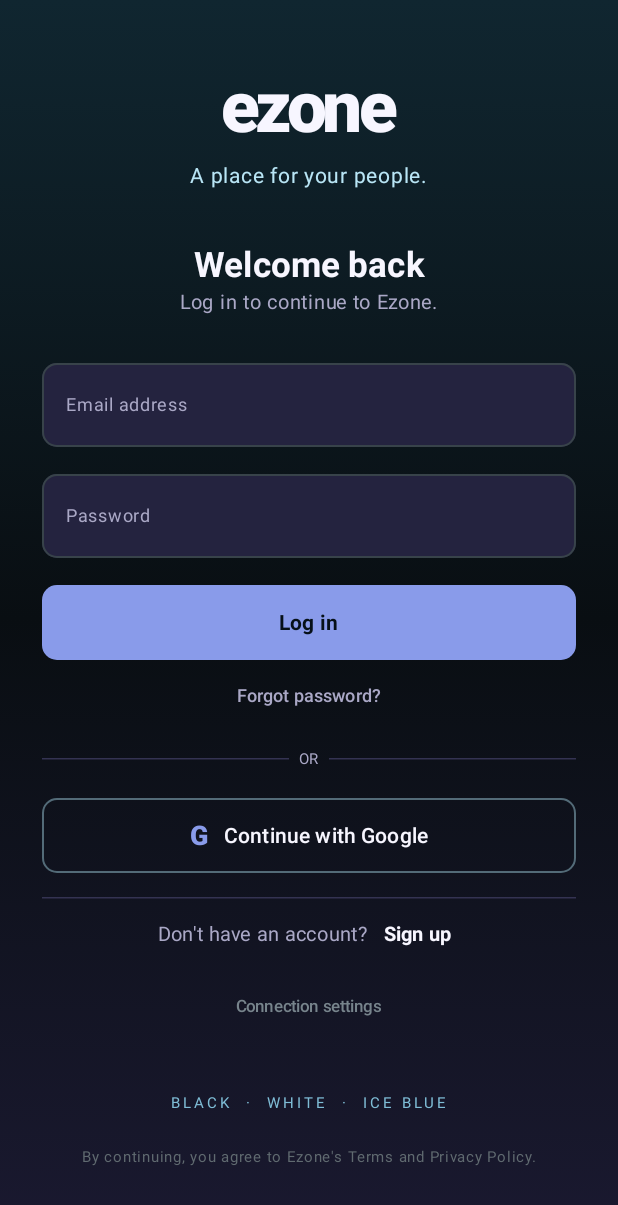
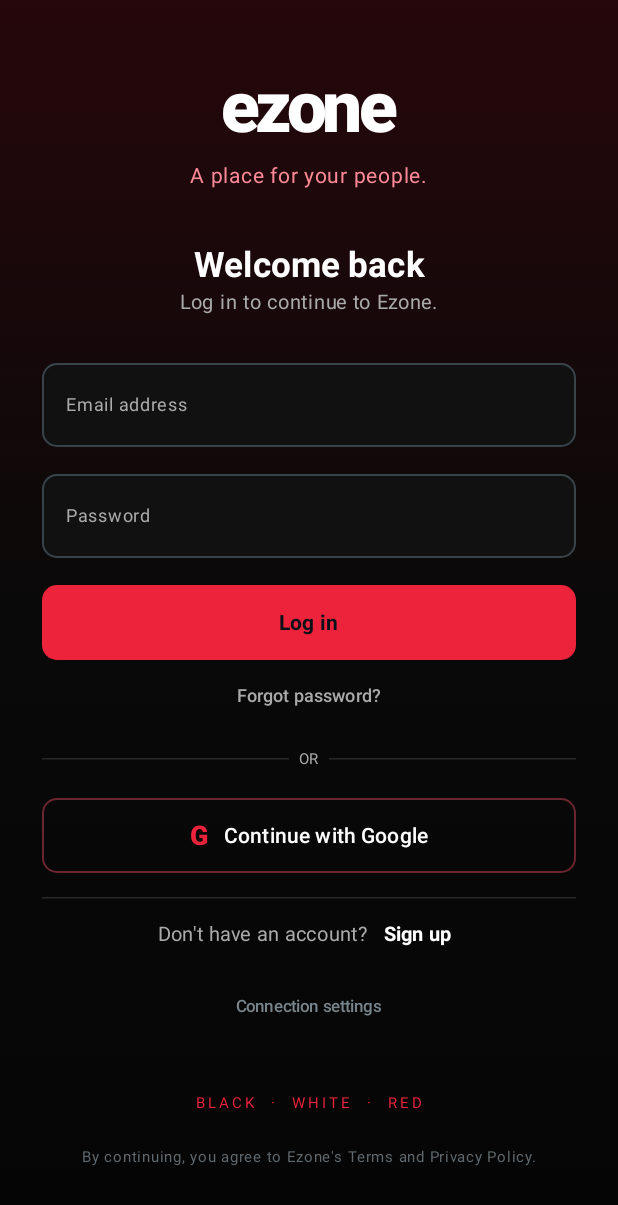
Before and after one commit to pranilgaming1-pixel/Streak-Saver-AI, an Android app built with Jetpack Compose: the screen it shows after launch (MainActivity), on a phone screen of 412 x 824 dp. Shown: the top 1205 px of the screen. Run offline under Robolectric (Android 15) with nearby library versions, the phone set to English and light mode, and no system bars; pictures from the network do not load.

Commit message:
Apply Ezone red and black visual theme

```diff
--- a/app/src/main/java/com/streaksaver/ai/MainActivity.kt
+++ b/app/src/main/java/com/streaksaver/ai/MainActivity.kt
@@ -41,18 +41,18 @@ import coil.compose.AsyncImage
 import org.json.JSONArray
 import org.json.JSONObject
 
-private val EzoneBlack = Color(0xFF1A1930)
-private val EzoneSurface = Color(0xFF24233F)
-private val EzoneSurface2 = Color(0xFF2D2C4B)
-private val EzoneWhite = Color(0xFFF7F6FF)
-private val EzoneMuted = Color(0xFFAAA8C6)
-private val EzoneBlue = Color(0xFF899BEA)
-private val EzoneLine = Color(0xFF343352)
+private val EzoneBlack = Color(0xFF050505)
+private val EzoneSurface = Color(0xFF111111)
+private val EzoneSurface2 = Color(0xFF1B1B1B)
+private val EzoneWhite = Color(0xFFFFFFFF)
+private val EzoneMuted = Color(0xFFAAAAAA)
+private val EzoneRed = Color(0xFFED233C)
+private val EzoneLine = Color(0xFF292929)
 
 class MainActivity : ComponentActivity() {
     override fun onCreate(savedInstanceState: Bundle?) {
         super.onCreate(savedInstanceState)
-        window.statusBarColor = AndroidColor.rgb(17, 16, 29)
+        window.statusBarColor = AndroidColor.rgb(5, 5, 5)
         window.navigationBarColor = AndroidColor.rgb(17, 16, 29)
         EzoneSession.restore(this)
         handleAuthCallback(intent)
@@ -99,7 +99,7 @@ class MainActivity : ComponentActivity() {
 private fun EzoneApp(context: Context) {
     var sessionNotice by remember { mutableStateOf("") }
     MaterialTheme(colorScheme = darkColorScheme(
-        primary = EzoneBlue,
+        primary = EzoneRed,
         onPrimary = Color(0xFF061018),
         background = EzoneBlack,
         surface = EzoneSurface,
@@ -142,7 +142,7 @@ private fun AuthScreen(context: Context) {
 
     Box(
         Modifier.fillMaxSize().background(
-            Brush.verticalGradient(listOf(Color(0xFF102630), Color(0xFF090E12), EzoneBlack))
+            Brush.verticalGradient(listOf(Color(0xFF26070B), Color(0xFF090909), EzoneBlack))
         )
     ) {
         Column(
@@ -153,7 +153,7 @@ private fun AuthScreen(context: Context) {
             Spacer(Modifier.height(34.dp))
             Text("ezone", color = EzoneWhite, fontSize = 47.sp, fontWeight = FontWeight.Black, letterSpacing = (-2.5).sp)
             Spacer(Modifier.height(6.dp))
-            Text("A place for your people.", color = Color(0xFFB9E6F6), fontSize = 14.sp)
+            Text("A place for your people.", color = Color(0xFFFF8997), fontSize = 14.sp)
             Spacer(Modifier.height(34.dp))
 
             if (settingsOpen) {
@@ -300,9 +300,9 @@ private fun AuthScreen(context: Context) {
                     modifier = Modifier.fillMaxWidth().height(50.dp),
                     shape = RoundedCornerShape(10.dp),
                     colors = ButtonDefaults.outlinedButtonColors(contentColor = EzoneWhite),
-                    border = BorderStroke(1.dp, Color(0xFF536B78))
+                    border = BorderStroke(1.dp, Color(0xFF6B252E))
                 ) {
-                    Text("G", color = EzoneBlue, fontWeight = FontWeight.Black, fontSize = 18.sp)
+                    Text("G", color = EzoneRed, fontWeight = FontWeight.Black, fontSize = 18.sp)
                     Spacer(Modifier.width(10.dp))
                     Text("Continue with Google", color = EzoneWhite, fontWeight = FontWeight.SemiBold)
                 }
@@ -322,7 +322,7 @@ private fun AuthScreen(context: Context) {
                 }
             }
             Spacer(Modifier.height(28.dp))
-            Text("BLACK  ·  WHITE  ·  ICE BLUE", color = Color(0xFF7FBDD6), fontSize = 10.sp, letterSpacing = 2.sp)
+            Text("BLACK  ·  WHITE  ·  RED", color = EzoneRed, fontSize = 10.sp, letterSpacing = 2.sp)
             Spacer(Modifier.height(12.dp))
             Text("By continuing, you agree to Ezone's Terms and Privacy Policy.", color = Color(0xFF606A70), fontSize = 10.sp, textAlign = TextAlign.Center)
             Spacer(Modifier.height(30.dp))
@@ -349,9 +349,9 @@ private fun AuthField(
         visualTransformation = if (secret) PasswordVisualTransformation() else VisualTransformation.None,
         colors = OutlinedTextFieldDefaults.colors(
             focusedTextColor = EzoneWhite, unfocusedTextColor = EzoneWhite,
-            focusedBorderColor = EzoneBlue, unfocusedBorderColor = Color(0xFF38434A),
+            focusedBorderColor = EzoneRed, unfocusedBorderColor = Color(0xFF38434A),
             focusedContainerColor = EzoneSurface, unfocusedContainerColor = EzoneSurface,
-            cursorColor = EzoneBlue
+            cursorColor = EzoneRed
         )
     )
 }
@@ -364,7 +364,7 @@ private fun PrimaryAction(label: String, disabled: Boolean, onClick: () -> Unit)
         modifier = Modifier.fillMaxWidth().height(50.dp),
         shape = RoundedCornerShape(10.dp),
         colors = ButtonDefaults.buttonColors(
-            containerColor = EzoneBlue,
+            containerColor = EzoneRed,
             contentColor = Color(0xFF061018),
             disabledContainerColor = Color(0xFF35596A)
         )
@@ -556,7 +556,7 @@ private fun EzoneMainScreen(
         if (sessionNotice.isNotBlank()) {
             Row(Modifier.fillMaxWidth().background(Color(0xFF31251B)).padding(horizontal = 14.dp, vertical = 8.dp), verticalAlignment = Alignment.CenterVertically) {
                 Text(sessionNotice, color = Color(0xFFFFD9B0), fontSize = 11.sp, modifier = Modifier.weight(1f))
-                TextButton(onClick = onDismissNotice) { Text("OK", color = EzoneBlue) }
+                TextButton(onClick = onDismissNotice) { Text("OK", color = EzoneRed) }
             }
         }
         when (tab) {
@@ -567,7 +567,7 @@ private fun EzoneMainScreen(
                             Column(horizontalAlignment = Alignment.CenterHorizontally) {
                                 Text(item, color = if (feedMode == item) EzoneWhite else EzoneMuted, fontSize = 12.sp, fontWeight = if (feedMode == item) FontWeight.Bold else FontWeight.Normal)
                                 Spacer(Modifier.height(4.dp))
-                                if (feedMode == item) Box(Modifier.width(48.dp).height(2.dp).background(EzoneBlue, RoundedCornerShape(2.dp)))
+                                if (feedMode == item) Box(Modifier.width(48.dp).height(2.dp).background(EzoneRed, RoundedCornerShape(2.dp)))
                             }
                         }
                     }
@@ -624,7 +624,7 @@ private fun EzoneMainScreen(
                             Row(horizontalArrangement = Arrangement.spacedBy(8.dp)) {
                                 listOf("For you", "Reels").forEach { filter ->
                                     Surface(color = if (filter == "For you") Color(0xFF183542) else EzoneSurface2, shape = RoundedCornerShape(20.dp), modifier = Modifier.clickable { if (filter == "Reels") tab = "Reels" }) {
-                                        Text(filter, color = if (filter == "For you") EzoneBlue else EzoneMuted, fontSize = 11.sp, modifier = Modifier.padding(horizontal = 13.dp, vertical = 8.dp))
+                                        Text(filter, color = if (filter == "For you") EzoneRed else EzoneMuted, fontSize = 11.sp, modifier = Modifier.padding(horizontal = 13.dp, vertical = 8.dp))
                                     }
                                 }
                             }
@@ -691,7 +691,7 @@ private fun EzoneMainScreen(
                                     else pageError = EzoneBackend.errorMessage(result, "Search failed.")
                                 }
                             }
-                        }, colors = ButtonDefaults.buttonColors(containerColor = EzoneBlue, contentColor = Color(0xFF061018))) {
+                        }, colors = ButtonDefaults.buttonColors(containerColor = EzoneRed, contentColor = Color(0xFF061018))) {
                             Text("Search", fontWeight = FontWeight.Bold)
                         }
                     }
@@ -731,7 +731,7 @@ private fun EzoneMainScreen(
                     items(notifications, key = { it.id }) { notification ->
                         Row(Modifier.fillMaxWidth().padding(horizontal = 18.dp, vertical = 16.dp), verticalAlignment = Alignment.CenterVertically) {
                             Box(Modifier.size(38.dp).background(Color(0xFF1A3542), CircleShape), contentAlignment = Alignment.Center) {
-                                Text(notification.type.take(1).uppercase(), color = EzoneBlue, fontWeight = FontWeight.Bold)
+                                Text(notification.type.take(1).uppercase(), color = EzoneRed, fontWeight = FontWeight.Bold)
                             }
                             Spacer(Modifier.width(12.dp))
                             Column(Modifier.weight(1f)) {
@@ -897,7 +897,7 @@ private fun StoriesRail(context: Context, onStoryPosted: () -> Unit, onOpenProfi
                 Column(horizontalAlignment = Alignment.CenterHorizontally, modifier = Modifier.width(62.dp).clickable(enabled = !busy) { picker.launch("*/*") }) {
                     Box(Modifier.size(58.dp).clip(CircleShape).background(EzoneSurface2), contentAlignment = Alignment.Center) {
                         Avatar(EzoneSession.email.take(1).uppercase(), 54)
-                        Box(Modifier.align(Alignment.BottomEnd).size(20.dp).clip(CircleShape).background(EzoneBlue), contentAlignment = Alignment.Center) { Text("+", color = Color(0xFF071017), fontWeight = FontWeight.Black) }
+                        Box(Modifier.align(Alignment.BottomEnd).size(20.dp).clip(CircleShape).background(EzoneRed), contentAlignment = Alignment.Center) { Text("+", color = Color(0xFF071017), fontWeight = FontWeight.Black) }
                     }
                     Spacer(Modifier.height(5.dp))
                     Text("Your story", color = EzoneMuted, fontSize = 10.sp, maxLines = 1)
@@ -911,7 +911,7 @@ private fun StoriesRail(context: Context, onStoryPosted: () -> Unit, onOpenProfi
                     try { context.startActivity(Intent(Intent.ACTION_VIEW).setDataAndType(Uri.parse(media), if (story.optString("media_type") == "video") "video/*" else "image/*")) }
                     catch (_: Exception) { note = "No app available to open this Story." }
                 }) {
-                    Box(Modifier.size(58.dp).clip(CircleShape).background(Brush.linearGradient(listOf(EzoneBlue, Color(0xFF365E7B)))).padding(3.dp)) {
+                    Box(Modifier.size(58.dp).clip(CircleShape).background(Brush.linearGradient(listOf(EzoneRed, Color(0xFF365E7B)))).padding(3.dp)) {
                         Box(Modifier.fillMaxSize().clip(CircleShape).background(EzoneBlack), contentAlignment = Alignment.Center) { Avatar(username.take(1).uppercase(), 48, owner?.optString("avatar_url")) }
                     }
                     Spacer(Modifier.height(5.dp))
@@ -919,7 +919,7 @@ private fun StoriesRail(context: Context, onStoryPosted: () -> Unit, onOpenProfi
                 }
             }
         }
-        if (note.isNotBlank()) Text(note, color = EzoneBlue, fontSize = 10.sp, modifier = Modifier.padding(horizontal = 16.dp, vertical = 4.dp))
+        if (note.isNotBlank()) Text(note, color = EzoneRed, fontSize = 10.sp, modifier = Modifier.padding(horizontal = 16.dp, vertical = 4.dp))
     }
 }
 
@@ -980,7 +980,7 @@ private fun PostComposer(context: Context, onPosted: () -> Unit) {
                     )
                 } else {
                     Box(Modifier.size(86.dp).clip(RoundedCornerShape(10.dp)).background(EzoneSurface2), contentAlignment = Alignment.Center) {
-                        Text("▶ VIDEO", color = EzoneBlue, fontSize = 11.sp, fontWeight = FontWeight.Bold)
+                        Text("▶ VIDEO", color = EzoneRed, fontSize = 11.sp, fontWeight = FontWeight.Bold)
                     }
                 }
                 TextButton(onClick = { attachment = null }) { Text("Remove", color = Color(0xFFFF9D9D), fontSize = 11.sp) }
@@ -988,9 +988,9 @@ private fun PostComposer(context: Context, onPosted: () -> Unit) {
         }
         Spacer(Modifier.height(10.dp))
         Row(verticalAlignment = Alignment.CenterVertically) {
-            TextButton(enabled = !busy, onClick = { photoPicker.launch("image/*") }) { Text("＋ Photo", color = EzoneBlue, fontSize = 12.sp) }
-            TextButton(enabled = !busy, onClick = { videoPicker.launch("video/*") }) { Text("＋ Video", color = EzoneBlue, fontSize = 12.sp) }
-            TextButton(enabled = !busy, onClick = { audioPicker.launch("audio/*") }) { Text("♫ Music", color = EzoneBlue, fontSize = 12.sp) }
+            TextButton(enabled = !busy, onClick = { photoPicker.launch("image/*") }) { Text("＋ Photo", color = EzoneRed, fontSize = 12.sp) }
+            TextButton(enabled = !busy, onClick = { videoPicker.launch("video/*") }) { Text("＋ Video", color = EzoneRed, fontSize = 12.sp) }
+            TextButton(enabled = !busy, onClick = { audioPicker.launch("audio/*") }) { Text("♫ Music", color = EzoneRed, fontSize = 12.sp) }
             Spacer(Modifier.weight(1f))
             Button(
                 enabled = !busy && (draft.trim().isNotEmpty() || attachment != null || musicAttachment != null),
@@ -1041,7 +1041,7 @@ private fun PostComposer(context: Context, onPosted: () -> Unit) {
                         }
                     }
                 },
-                colors = ButtonDefaults.buttonColors(containerColor = EzoneBlue, contentColor = Color(0xFF061018), disabledContainerColor = Color(0xFF293941)),
+                colors = ButtonDefaults.buttonColors(containerColor = EzoneRed, contentColor = Color(0xFF061018), disabledContainerColor = Color(0xFF293941)),
                 contentPadding = PaddingValues(horizontal = 20.dp, vertical = 7.dp)
             ) {
                 Text(if (busy) "Posting…" else "Post", fontWeight = FontWeight.Bold)
@@ -1064,7 +1064,7 @@ private fun PostCard(
     val liked = myId in post.likedBy
     Column(Modifier.fillMaxWidth().padding(horizontal = 0.dp, vertical = 7.dp).background(EzoneSurface).padding(horizontal = 14.dp, vertical = 12.dp)) {
         Row(verticalAlignment = Alignment.CenterVertically) {
-            Box(Modifier.size(42.dp).clip(CircleShape).background(Brush.sweepGradient(listOf(EzoneBlue, Color(0xFFB58AE9), EzoneBlue))).padding(2.dp)) {
+            Box(Modifier.size(42.dp).clip(CircleShape).background(Brush.sweepGradient(listOf(EzoneRed, Color(0xFFB58AE9), EzoneRed))).padding(2.dp)) {
                 Avatar(author?.displayName?.take(1)?.uppercase() ?: "E", 38, author?.avatarUrl)
             }
             Spacer(Modifier.width(10.dp))
@@ -1102,7 +1102,7 @@ private fun PostCard(
                     contentAlignment = Alignment.Center
                 ) {
                     Column(horizontalAlignment = Alignment.CenterHorizontally) {
-                        Text("▶", color = EzoneBlue, fontSize = 42.sp)
+                        Text("▶", color = EzoneRed, fontSize = 42.sp)
                         Text("Tap to play video", color = EzoneWhite, fontSize = 12.sp)
                     }
                 }
@@ -1115,10 +1115,10 @@ private fun PostCard(
                     try { context.startActivity(Intent(Intent.ACTION_VIEW).setDataAndType(Uri.parse(audioUrl), "audio/*")) }
                     catch (_: Exception) { Toast.makeText(context, "No audio player found.", Toast.LENGTH_SHORT).show() }
                 }.padding(12.dp), verticalAlignment = Alignment.CenterVertically) {
-                Box(Modifier.size(36.dp).clip(RoundedCornerShape(9.dp)).background(Color(0xFF1A4052)), contentAlignment = Alignment.Center) { Text("♫", color = EzoneBlue, fontSize = 20.sp) }
+                Box(Modifier.size(36.dp).clip(RoundedCornerShape(9.dp)).background(Color(0xFF1A4052)), contentAlignment = Alignment.Center) { Text("♫", color = EzoneRed, fontSize = 20.sp) }
                 Spacer(Modifier.width(10.dp))
                 Column(Modifier.weight(1f)) { Text(post.musicTitle ?: "Audio track", color = EzoneWhite, fontSize = 12.sp, fontWeight = FontWeight.SemiBold); Text(post.musicArtist ?: "Ezone audio", color = EzoneMuted, fontSize = 10.sp) }
-                Text("▶", color = EzoneBlue, fontSize = 17.sp)
+                Text("▶", color = EzoneRed, fontSize = 17.sp)
             }
         }
         Spacer(Modifier.height(5.dp))
@@ -1180,7 +1180,7 @@ private fun CommentsDialog(
                 Column(Modifier.heightIn(max = 230.dp).verticalScroll(rememberScrollState())) {
                     comments.forEach { comment ->
                         Column(Modifier.fillMaxWidth().padding(vertical = 7.dp)) {
-                            Text(if (comment.userId == EzoneSession.userId) "You" else "Ezone member", color = EzoneBlue, fontSize = 11.sp, fontWeight = FontWeight.Bold)
+                            Text(if (comment.userId == EzoneSession.userId) "You" else "Ezone member", color = EzoneRed, fontSize = 11.sp, fontWeight = FontWeight.Bold)
                             Text(comment.body, color = EzoneWhite, fontSize = 13.sp)
                         }
                         HorizontalDivider(color = EzoneLine)
@@ -1200,7 +1200,7 @@ private fun CommentsDialog(
                         onChanged()
                     } else message = EzoneBackend.errorMessage(result, "Could not publish your comment.")
                 }
-            }) { Text("Send", color = EzoneBlue) }
+            }) { Text("Send", color = EzoneRed) }
         },
         dismissButton = { TextButton(onClick = onDismiss) { Text("Close", color = EzoneMuted) } }
     )
@@ -1219,7 +1219,7 @@ private fun ProfileHeader(
     followerCount: Int = 0,
     followingCount: Int = 0
 ) {
-    val accentColor = try { Color(android.graphics.Color.parseColor(profile.accentColor)) } catch (_: Exception) { EzoneBlue }
+    val accentColor = try { Color(android.graphics.Color.parseColor(profile.accentColor)) } catch (_: Exception) { EzoneRed }
     Column(Modifier.fillMaxWidth().clip(RoundedCornerShape(bottomStart = 24.dp, bottomEnd = 24.dp)).background(EzoneSurface).padding(horizontal = 20.dp, vertical = 20.dp), horizontalAlignment = Alignment.CenterHorizontally) {
         Box(Modifier.size(88.dp).clip(CircleShape).background(Brush.sweepGradient(listOf(accentColor, Color(0xFFB58AE9), accentColor))).padding(3.dp).clip(CircleShape).background(EzoneSurface2).padding(3.dp)) {
             Avatar(profile.displayName.take(1).uppercase(), 76, profile.avatarUrl)
@@ -1264,7 +1264,7 @@ private fun ProfileRow(profile: EzoneProfile, following: Boolean, onOpen: () ->
             Text("@" + profile.username, color = EzoneMuted, fontSize = 11.sp)
             if (profile.bio.isNotBlank()) Text(profile.bio, color = EzoneMuted, fontSize = 11.sp, maxLines = 1)
         }
-        TextButton(onClick = onFollow) { Text(if (following) "Following" else "Follow", color = if (following) EzoneMuted else EzoneBlue, fontSize = 12.sp) }
+        TextButton(onClick = onFollow) { Text(if (following) "Following" else "Follow", color = if (following) EzoneMuted else EzoneRed, fontSize = 12.sp) }
     }
 }
 
@@ -1285,7 +1285,7 @@ private fun ProfileGalleryTabs() {
                 Column(horizontalAlignment = Alignment.CenterHorizontally) {
                     Text(label, color = if (selected == label) EzoneWhite else EzoneMuted, fontSize = 11.sp, fontWeight = if (selected == label) FontWeight.Bold else FontWeight.Normal)
                     Spacer(Modifier.height(3.dp))
-                    if (selected == label) Box(Modifier.width(30.dp).height(2.dp).background(EzoneBlue, CircleShape))
+                    if (selected == label) Box(Modifier.width(30.dp).height(2.dp).background(EzoneRed, CircleShape))
                 }
             }
         }
@@ -1307,7 +1307,7 @@ private fun ProfilePostTile(context: Context, post: EzonePost, modifier: Modifie
             AsyncImage(model = EzoneBackend.mediaUrl(context, media), contentDescription = "Profile post", modifier = Modifier.fillMaxSize(), contentScale = ContentScale.Crop)
         } else {
             Column(Modifier.align(Alignment.Center), horizontalAlignment = Alignment.CenterHorizontally) {
-                Text(if (post.mediaType == "video") "▶" else "✦", color = EzoneBlue, fontSize = 26.sp)
+                Text(if (post.mediaType == "video") "▶" else "✦", color = EzoneRed, fontSize = 26.sp)
                 Text(if (post.mediaType == "video") "VIDEO" else post.body.take(28).ifBlank { "POST" }, color = EzoneWhite, fontSize = 9.sp, maxLines = 2, textAlign = TextAlign.Center)
             }
         }
@@ -1336,7 +1336,7 @@ private fun EditProfileDialog(profile: EzoneProfile, context: Context, onDismiss
                     if (avatarUri != null) AsyncImage(model = avatarUri, contentDescription = "New profile photo", modifier = Modifier.size(64.dp).clip(CircleShape), contentScale = ContentScale.Crop)
                     else Avatar(name.take(1).uppercase(), 64, profile.avatarUrl)
                     Spacer(Modifier.width(12.dp))
-                    Column { Text("Profile photo", color = EzoneWhite, fontWeight = FontWeight.SemiBold); TextButton(onClick = { picker.launch("image/*") }) { Text("Choose photo", color = EzoneBlue) } }
+                    Column { Text("Profile photo", color = EzoneWhite, fontWeight = FontWeight.SemiBold); TextButton(onClick = { picker.launch("image/*") }) { Text("Choose photo", color = EzoneRed) } }
                 }
                 AuthField(name, { name = it }, "Display name")
                 AuthField(username, { username = it }, "Username")
@@ -1348,7 +1348,7 @@ private fun EditProfileDialog(profile: EzoneProfile, context: Context, onDismiss
                 Text("Profile accent", color = EzoneWhite, fontSize = 12.sp, fontWeight = FontWeight.SemiBold)
                 Row(Modifier.fillMaxWidth().padding(vertical = 10.dp), horizontalArrangement = Arrangement.spacedBy(12.dp)) {
                     listOf("#899BEA", "#A889D8", "#5EAFC0", "#D58AA8", "#D6A75E").forEach { colorHex ->
-                        val swatch = try { Color(android.graphics.Color.parseColor(colorHex)) } catch (_: Exception) { EzoneBlue }
+                        val swatch = try { Color(android.graphics.Color.parseColor(colorHex)) } catch (_: Exception) { EzoneRed }
                         Box(Modifier.size(32.dp).clip(CircleShape).background(swatch).clickable { accent = colorHex }, contentAlignment = Alignment.Center) { if (accent == colorHex) Text("✓", color = Color.White, fontWeight = FontWeight.Bold) }
                     }
                 }
@@ -1382,7 +1382,7 @@ private fun EditProfileDialog(profile: EzoneProfile, context: Context, onDismiss
                         }
                     }
                 }
-            }) { Text(if (busy) "Saving…" else "Save changes", color = EzoneBlue) }
+            }) { Text(if (busy) "Saving…" else "Save changes", color = EzoneRed) }
         },
         dismissButton = { TextButton(onClick = onDismiss) { Text("Cancel", color = EzoneMuted) } }
     )
@@ -1421,7 +1421,7 @@ private fun ChangePasswordDialog(context: Context, onDismiss: () -> Unit) {
                         } else message = EzoneBackend.errorMessage(result, "Could not update password.")
                     }
                 }
-            }) { Text(if (busy) "Saving…" else "Update password", color = EzoneBlue) }
+            }) { Text(if (busy) "Saving…" else "Update password", color = EzoneRed) }
         },
         dismissButton = { TextButton(onClick = onDismiss) { Text("Later", color = EzoneMuted) } }
     )
@@ -1431,7 +1431,7 @@ private fun ChangePasswordDialog(context: Context, onDismiss: () -> Unit) {
 private fun Avatar(letter: String, size: Int, imageUrl: String? = null) {
     Box(Modifier.size(size.dp).clip(CircleShape).background(Brush.linearGradient(listOf(Color(0xFF234B5C), Color(0xFF11232B)))), contentAlignment = Alignment.Center) {
         if (!imageUrl.isNullOrBlank()) AsyncImage(model = imageUrl, contentDescription = "Profile photo", modifier = Modifier.fillMaxSize(), contentScale = ContentScale.Crop)
-        else Text(letter.ifBlank { "E" }, color = EzoneBlue, fontSize = (size / 2.2f).sp, fontWeight = FontWeight.Bold)
+        else Text(letter.ifBlank { "E" }, color = EzoneRed, fontSize = (size / 2.2f).sp, fontWeight = FontWeight.Bold)
     }
 }
 
@@ -1450,7 +1450,7 @@ private fun EmptyState(title: String, subtitle: String) {
 @Composable
 private fun LoadingLine(message: String) {
     Row(Modifier.fillMaxWidth().padding(22.dp), horizontalArrangement = Arrangement.Center, verticalAlignment = Alignment.CenterVertically) {
-        CircularProgressIndicator(modifier = Modifier.size(18.dp), color = EzoneBlue, strokeWidth = 2.dp)
+        CircularProgressIndicator(modifier = Modifier.size(18.dp), color = EzoneRed, strokeWidth = 2.dp)
         Spacer(Modifier.width(10.dp))
         Text(message, color = EzoneMuted, fontSize = 12.sp)
     }
@@ -1465,9 +1465,9 @@ private fun ErrorLine(message: String) {
 private fun darkFieldColors() = OutlinedTextFieldDefaults.colors(
     focusedTextColor = EzoneWhite,
     unfocusedTextColor = EzoneWhite,
-    focusedBorderColor = EzoneBlue,
+    focusedBorderColor = EzoneRed,
     unfocusedBorderColor = Color(0xFF38434A),
     focusedContainerColor = EzoneSurface,
     unfocusedContainerColor = EzoneSurface,
-    cursorColor = EzoneBlue
+    cursorColor = EzoneRed
 )
```
